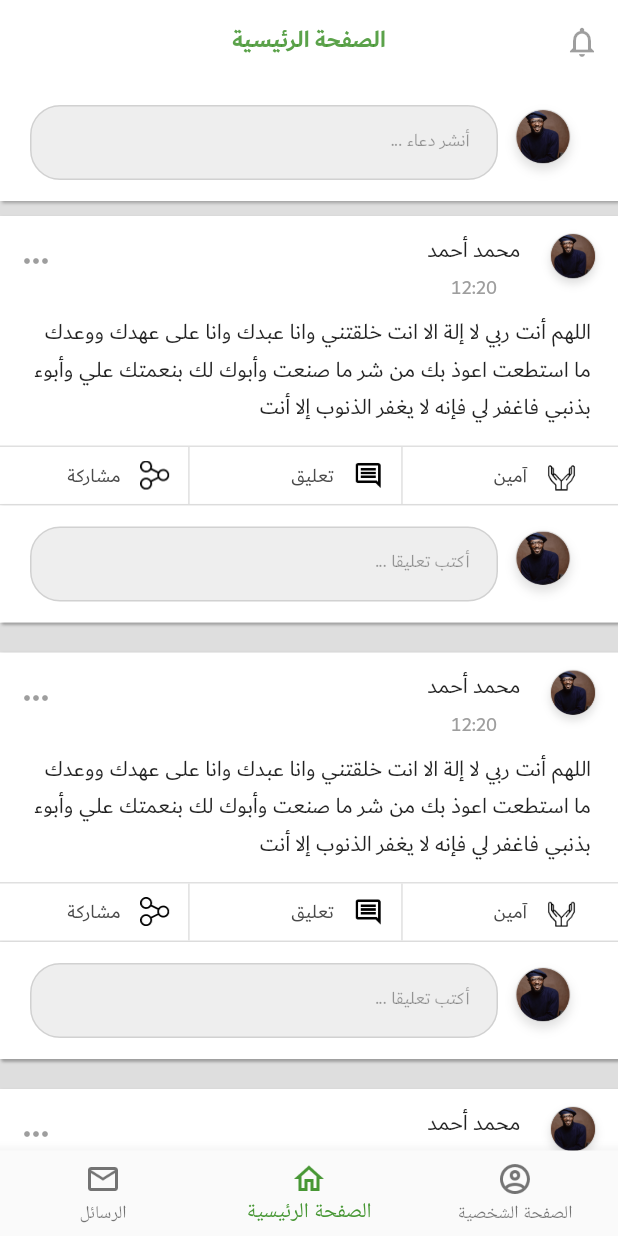
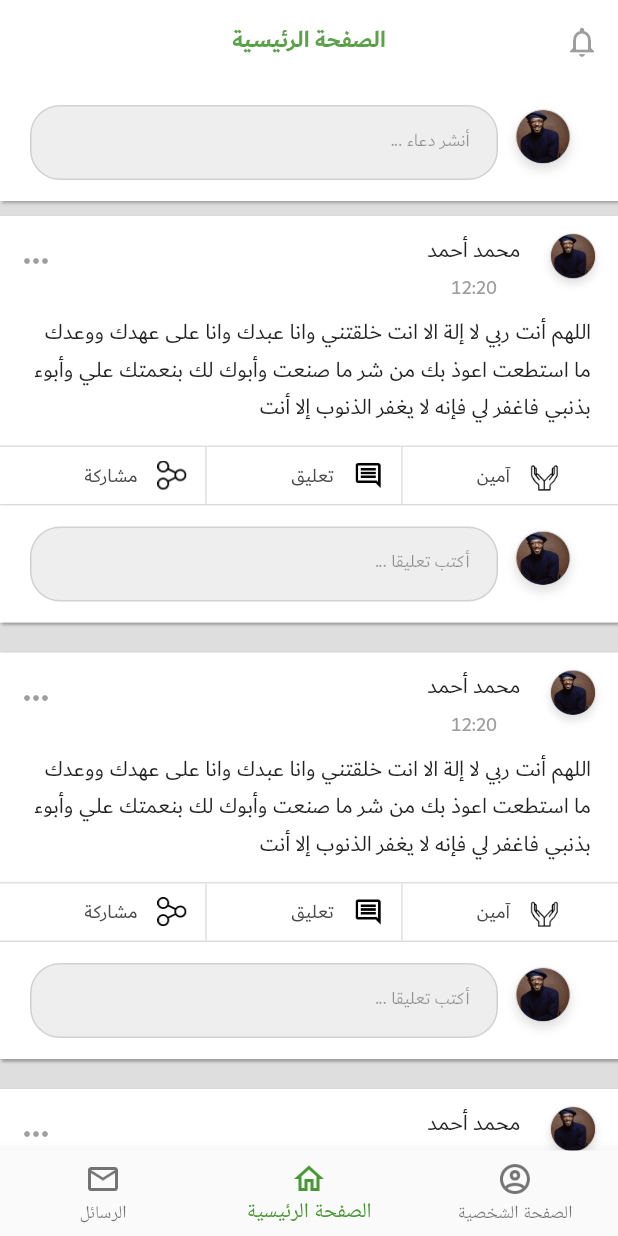
Before and after one commit to Youssefguba/Ameen, a Flutter app: the screen it shows after launch, on a phone screen of 412 x 824 dp. Run offline on Flutter 3.47's test engine with Material 2 defaults, Android fonts, the phone set to English and light mode, and no system bars.

Commit message:
Make many changes in UI

```diff
--- a/lib/ui/Screens/create_post.dart
+++ b/lib/ui/Screens/create_post.dart
@@ -12,7 +12,6 @@ class _CreatePostState extends State<CreatePost> {
   Widget build(BuildContext context) {
     return Scaffold(
       backgroundColor: Colors.white,
-
       appBar: AppBar(
         backgroundColor: Colors.white,
         elevation: 1.0,
--- a/lib/ui/Screens/news_feed.dart
+++ b/lib/ui/Screens/news_feed.dart
@@ -1,11 +1,7 @@
-import 'package:ameen/helpers/ui/app_color.dart';
-import 'package:ameen/ui/widgets/bottom_navigation.dart';
+import 'package:ameen/helpers/ui/app_color.dart' as myColors;
 import 'package:ameen/ui/widgets/custom_app_bar.dart';
-import 'package:ameen/ui/widgets/post_widgets/head_of_post.dart';
 import 'package:ameen/ui/widgets/news_feed_widgets/add_new_post_widget.dart';
 import 'package:ameen/ui/widgets/post_widgets/post_widget.dart';
-import 'package:ameen/ui/widgets/post_widgets/reactions_button_row.dart';
-import 'package:flutter/cupertino.dart';
 import 'package:flutter/material.dart';
 import 'package:flutter/widgets.dart';
 
@@ -18,38 +14,46 @@ class _NewsFeedState extends State<NewsFeed> {
   @override
   Widget build(BuildContext context) {
     return Scaffold(
-      backgroundColor: cBackground,
+      backgroundColor: myColors.cBackground,
       appBar: CustomAppBar(),
-      body: Container(
-        child: ListView( // To represent The List of Posts and Create Post Section
+      body: RefreshIndicator(
+        onRefresh: () {},
+        color: myColors.green[800],
+        child: Container(
+          child: ListView(
+            // To represent The List of Posts and Create Post Section
             children: <Widget>[
               AddNewPostWidget("أنشر دعاء ...", Colors.grey[200]),
               PostWidget(
-                    name:"محمد أحمد" ,
+                name: "محمد أحمد",
                 time: "12:20",
                 image: AssetImage("assets/images/person_test.png"),
-                    content: "اللهم أنت ربي لا إلة الا انت خلقتني وانا عبدك وانا على عهدك ووعدك ما استطعت اعوذ بك من شر ما صنعت وأبوك لك بنعمتك علي وأبوء بذنبي فاغفر لي فإنه لا يغفر الذنوب إلا أنت",
+                content:
+                    "اللهم أنت ربي لا إلة الا انت خلقتني وانا عبدك وانا على عهدك ووعدك ما استطعت اعوذ بك من شر ما صنعت وأبوك لك بنعمتك علي وأبوء بذنبي فاغفر لي فإنه لا يغفر الذنوب إلا أنت",
               ),
               PostWidget(
-                    name:"محمد أحمد" ,
+                name: "محمد أحمد",
                 time: "12:20",
                 image: AssetImage("assets/images/person_test.png"),
-                    content: "اللهم أنت ربي لا إلة الا انت خلقتني وانا عبدك وانا على عهدك ووعدك ما استطعت اعوذ بك من شر ما صنعت وأبوك لك بنعمتك علي وأبوء بذنبي فاغفر لي فإنه لا يغفر الذنوب إلا أنت",
+                content:
+                    "اللهم أنت ربي لا إلة الا انت خلقتني وانا عبدك وانا على عهدك ووعدك ما استطعت اعوذ بك من شر ما صنعت وأبوك لك بنعمتك علي وأبوء بذنبي فاغفر لي فإنه لا يغفر الذنوب إلا أنت",
               ),
               PostWidget(
-                    name:"محمد أحمد" ,
+                name: "محمد أحمد",
                 time: "12:20",
                 image: AssetImage("assets/images/person_test.png"),
-                    content: "اللهم أنت ربي لا إلة الا انت خلقتني وانا عبدك وانا على عهدك ووعدك ما استطعت اعوذ بك من شر ما صنعت وأبوك لك بنعمتك علي وأبوء بذنبي فاغفر لي فإنه لا يغفر الذنوب إلا أنت",
+                content:
+                    "اللهم أنت ربي لا إلة الا انت خلقتني وانا عبدك وانا على عهدك ووعدك ما استطعت اعوذ بك من شر ما صنعت وأبوك لك بنعمتك علي وأبوء بذنبي فاغفر لي فإنه لا يغفر الذنوب إلا أنت",
               ),
               PostWidget(
-                    name:"محمد أحمد" ,
+                name: "محمد أحمد",
                 time: "12:20",
                 image: AssetImage("assets/images/person_test.png"),
-                    content: "اللهم أنت ربي لا إلة الا انت خلقتني وانا عبدك وانا على عهدك ووعدك ما استطعت اعوذ بك من شر ما صنعت وأبوك لك بنعمتك علي وأبوء بذنبي فاغفر لي فإنه لا يغفر الذنوب إلا أنت",
+                content:
+                    "اللهم أنت ربي لا إلة الا انت خلقتني وانا عبدك وانا على عهدك ووعدك ما استطعت اعوذ بك من شر ما صنعت وأبوك لك بنعمتك علي وأبوء بذنبي فاغفر لي فإنه لا يغفر الذنوب إلا أنت",
               ),
-
             ],
+          ),
         ),
       ),
     );
--- a/lib/ui/widgets/post_widgets/post_widget.dart
+++ b/lib/ui/widgets/post_widgets/post_widget.dart
@@ -82,7 +82,7 @@ class _PostWidgetState extends State<PostWidget> {
               ),
             ),
             child: Row(
-              mainAxisAlignment: MainAxisAlignment.spaceAround,
+              mainAxisAlignment: MainAxisAlignment.spaceEvenly,
               children: <Widget>[
                 Container(
                   padding: EdgeInsets.symmetric(horizontal: 7.0),
```
Lines whose indentation alone changed are shown as unchanged.
